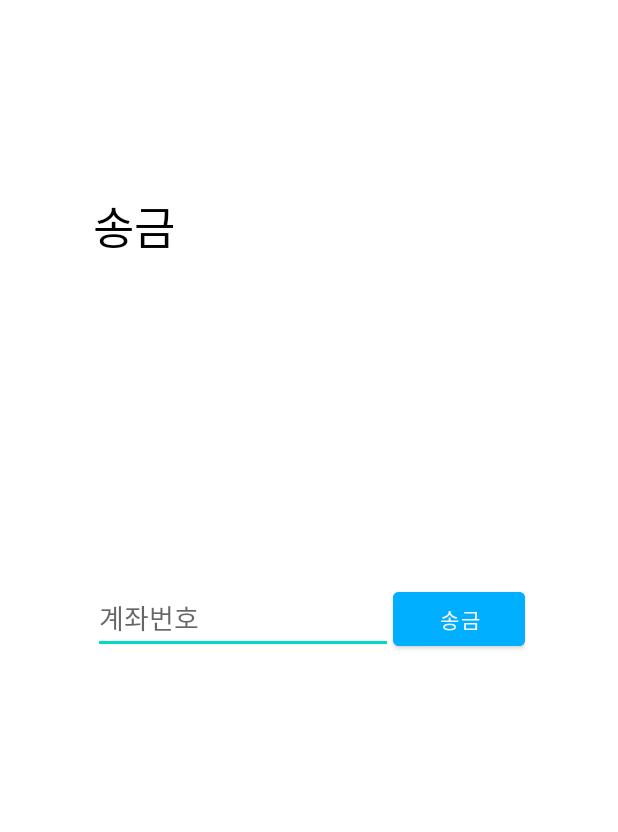
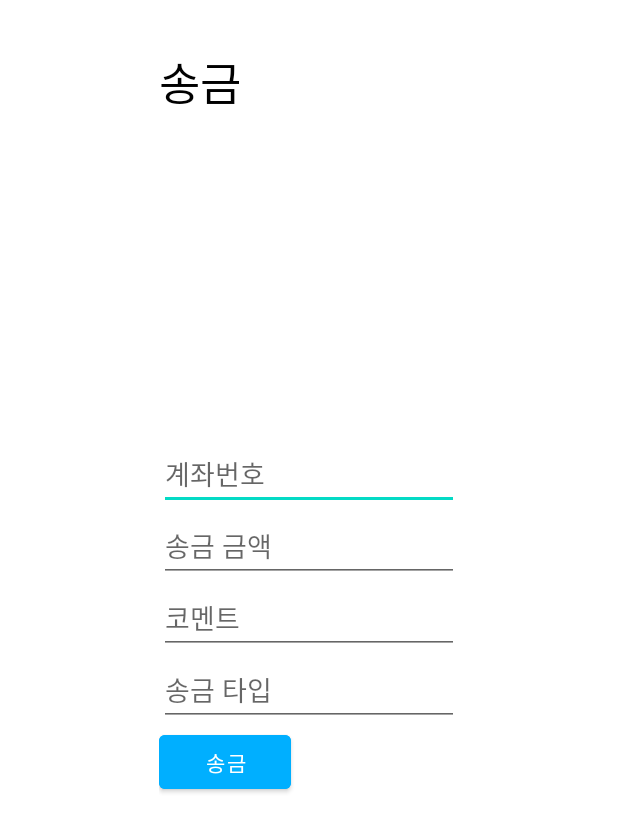
Before and after one commit to George-Jang/structure_prototype, an Android app: the layout fragment_transaction.xml on its own in the app's theme, with its tools: preview values and no code run, on a phone screen of 412 x 824 dp. Shown: the top 832 px of the screen. Run offline under Robolectric (Android 15) with nearby library versions, the phone set to English and light mode, and no system bars; network calls fail.

```diff
--- a/app/src/main/java/com/db/structure/AccountGet.java
+++ b/app/src/main/java/com/db/structure/AccountGet.java
@@ -72,8 +72,7 @@ public class AccountGet extends Fragment implements onBackPressedListener{ //
 
 
                 }else{
-                    //TODO: 서버 에러코드에 따라 분기 처리
-                    Toast.makeText(getContext(),"비밀번호 확인",Toast.LENGTH_LONG).show();
+                    Toast.makeText(getContext(),response.message(),Toast.LENGTH_LONG).show();
                     FragmentManager fragmentManager = requireActivity().getSupportFragmentManager();
                     FragmentTransaction ft = fragmentManager.beginTransaction();
                     ft.setCustomAnimations(R.anim.none, R.anim.exit_to_right);
--- a/app/src/main/java/com/db/structure/Account_no.java
+++ b/app/src/main/java/com/db/structure/Account_no.java
@@ -86,8 +86,7 @@ public class Account_no extends AppCompatActivity { // 계정이 없을 때
                             intent.putExtra("Activity",activity);
                             startActivity(intent);
                         }else{
-                            //TODO: 서버 에러코드에 따라 분기 처리
-                            Toast.makeText(getApplicationContext(),"다시 시도 ㄱ ㄱ",Toast.LENGTH_LONG).show();
+                            Toast.makeText(getApplicationContext(),response.message(),Toast.LENGTH_LONG).show();
                             Log.d(TAG,"Status Code : " + response.code());
                         }
                     }
--- a/app/src/main/java/com/db/structure/Account_yes.java
+++ b/app/src/main/java/com/db/structure/Account_yes.java
@@ -77,13 +77,11 @@ public class Account_yes extends AppCompatActivity { // 계정이 있을 때
                             intent.putExtra("Activity",activity);
                             startActivity(intent);
                         }else{
-                            //TODO: 서버 에러코드에 따라 분기 처리
-                            Toast.makeText(getApplicationContext(),"비밀번호 확인",Toast.LENGTH_LONG).show();
+                            Toast.makeText(getApplicationContext(),response.message(),Toast.LENGTH_LONG).show();
                         }
                     }
                     @Override
                     public void onFailure(Call<AccountResponse> call, Throwable t) {
-                        //TODO: 서버 에러코드에 따라 분기 처리
                         Toast.makeText(getApplicationContext(),"다시 시도 ㄱ ㄱ",Toast.LENGTH_LONG).show();
                     }
                 });
--- a/app/src/main/java/com/db/structure/CardGet.java
+++ b/app/src/main/java/com/db/structure/CardGet.java
@@ -88,7 +88,7 @@ public class CardGet extends Fragment implements onBackPressedListener{ // 카
 
                 }else{
                     Log.d(TAG,"Status Code : " + response.code());
-                    Toast.makeText(getContext(),"비밀번호 확인",Toast.LENGTH_LONG).show();
+                    Toast.makeText(getContext(),response.message(),Toast.LENGTH_LONG).show();
                     FragmentManager fragmentManager = requireActivity().getSupportFragmentManager();
                     FragmentTransaction ft = fragmentManager.beginTransaction();
                     ft.setCustomAnimations(R.anim.none, R.anim.exit_to_right);
--- a/app/src/main/java/com/db/structure/CardPost.java
+++ b/app/src/main/java/com/db/structure/CardPost.java
@@ -83,7 +83,7 @@ public class CardPost extends Fragment implements  onBackPressedListener{ // 카
                             fragmentManager.popBackStack();
                             ft.commit();
                         }else{
-                            Toast.makeText(getContext(),"비밀번호 오류",Toast.LENGTH_LONG).show();
+                            Toast.makeText(getContext(),response.message(),Toast.LENGTH_LONG).show();
                             FragmentManager fragmentManager = requireActivity().getSupportFragmentManager();
                             FragmentTransaction ft = fragmentManager.beginTransaction();
                             ft.setCustomAnimations(R.anim.none,R.anim.exit_to_right);
--- a/app/src/main/res/layout/fragment_transaction.xml
+++ b/app/src/main/res/layout/fragment_transaction.xml
@@ -3,30 +3,45 @@
     xmlns:tools="http://schemas.android.com/tools"
     android:layout_width="match_parent"
     android:layout_height="match_parent"
-    android:orientation="vertical"
     android:gravity="center"
     tools:context=".Transaction">
 
-    <!-- TODO: Update blank fragment layout -->
 
     <TextView
         android:layout_width="wrap_content"
         android:layout_height="wrap_content"
+        android:layout_marginTop="-260dp"
         android:text="송금"
         android:textColor="@color/black"
-        android:textSize="30dp"
-        android:layout_marginTop="-260dp"
-        />
+        android:textSize="30dp" />
 
     <LinearLayout
         android:layout_width="wrap_content"
         android:layout_height="wrap_content"
-        android:orientation="horizontal">
+        android:orientation="vertical">
         <EditText
             android:layout_width="200dp"
             android:layout_height="wrap_content"
             android:id="@+id/txtAccount"
             android:hint="계좌번호"/>
+
+        <EditText
+            android:layout_width="200dp"
+            android:layout_height="wrap_content"
+            android:id="@+id/txtAmount"
+            android:hint="송금 금액"/>
+
+        <EditText
+            android:layout_width="200dp"
+            android:layout_height="wrap_content"
+            android:id="@+id/txtComment"
+            android:hint="코멘트"/>
+
+        <EditText
+            android:layout_width="200dp"
+            android:layout_height="wrap_content"
+            android:id="@+id/txtType"
+            android:hint="송금 타입"/>
 
         <Button
             android:id="@+id/btnTrans"
```
Also changed, not shown: app/src/main/java/com/db/structure/AccountPatch.java (+7 -1 lines), app/src/main/java/com/db/structure/Authentication.java (+90 -7 lines), app/src/main/java/com/db/structure/Transaction.java (+8 -1 lines), app/src/main/java/com/db/structure/requestDTO/TransactionCreateRequestDTO.java (added, +18 -0 lines), app/src/main/java/com/db/structure/retrofit/MyApi.java (+7 -0 lines), app/src/main/res/layout/fragment_authentication.xml (+12 -1 lines).
